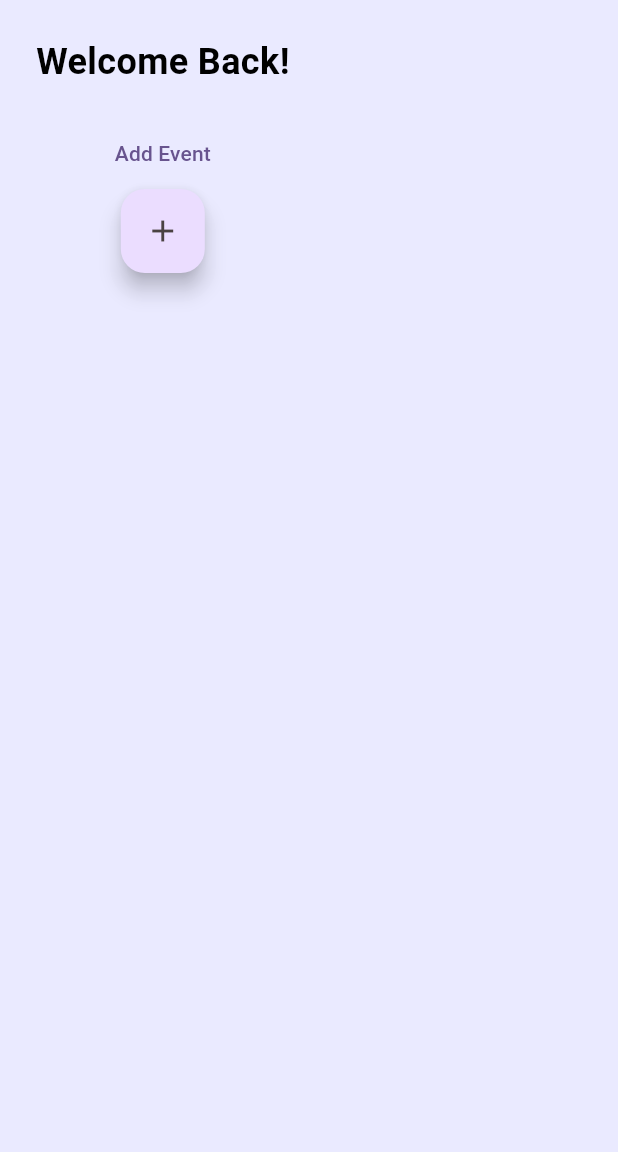
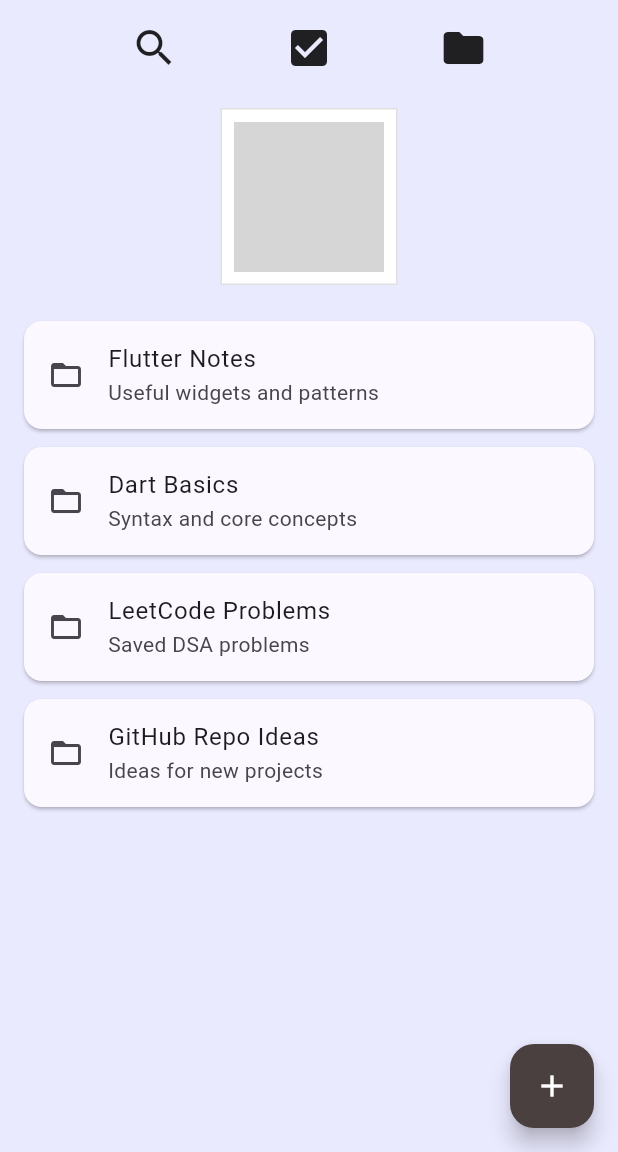
Before and after one commit to adityaphadatare45/Devtools, a Flutter app: the Homescreen screen opened directly, on a phone screen of 412 x 824 dp, the part 84-1236 px from its top. Run offline on Flutter 3.47's test engine with Material 3 defaults, Android fonts, the phone set to English and light mode, and no system bars; network calls fail; grey boxes are pictures that could not be loaded.

Commit message:
Home screen started

```diff
--- /dev/null
+++ b/devtools_options.yaml
@@ -0,0 +1,3 @@
+description: This file stores settings for Dart & Flutter DevTools.
+documentation: https://docs.flutter.dev/tools/devtools/extensions#configure-extension-enablement-states
+extensions:
--- a/lib/main.dart
+++ b/lib/main.dart
@@ -1,4 +1,5 @@
 import 'package:devtools/providers/auth_provider.dart';
+import 'package:devtools/screens/homescreen.dart';
 import 'package:flutter/material.dart';
 import 'package:devtools/screens/welcomescreen.dart';
 import 'package:provider/provider.dart';
--- a/lib/screens/homescreen.dart
+++ b/lib/screens/homescreen.dart
@@ -1,60 +1,101 @@
 import 'package:flutter/material.dart';
 
-class Homescreen extends StatefulWidget{
+class Homescreen extends StatefulWidget {
   const Homescreen({super.key});
 
   @override
-  State<StatefulWidget> createState()=> HomescreenPage();
+  State<Homescreen> createState() => HomescreenPage();
+}
 
-}
- class HomescreenPage extends State<Homescreen>{
+class HomescreenPage extends State<Homescreen> {
+
+  final List<Map<String, String>> folderItems = [
+    {'title': 'Flutter Notes', 'description': 'Useful widgets and patterns'},
+    {'title': 'Dart Basics', 'description': 'Syntax and core concepts'},
+    {'title': 'LeetCode Problems', 'description': 'Saved DSA problems'},
+    {'title': 'GitHub Repo Ideas', 'description': 'Ideas for new projects'},
+  ];
 
   @override
   Widget build(BuildContext context) {
-    // TODO: implement build
-   return Scaffold(
-    backgroundColor: const Color(0xECE8E8FF),
-    appBar: AppBar(
+    return Scaffold(
+      backgroundColor: const Color(0xFFECE8E8FF),
+      appBar: AppBar(
         backgroundColor: const Color(0xFF4A4040),
         leading: const Icon(Icons.menu, color: Colors.white),
-        title: const Text('DevTools',
-         style: TextStyle(
-          color: Colors.white
-          )
+        title: const Text(
+          'DevTools',
+          style: TextStyle(color: Colors.white),
         ),
         centerTitle: true,
         elevation: 0,
       ),
-      body: Padding(
-        padding: const EdgeInsets.all(24),
+      body: SingleChildScrollView(
+        padding: const EdgeInsets.all(16.0),
         child: Column(
-          crossAxisAlignment: CrossAxisAlignment.center,
           children: [
-            Text('Welcome Back!',
-            style: TextStyle(
-             color: Colors.black,
-             fontSize: 24,
-             fontWeight: FontWeight.bold,
+            // Top Icon Row
+            Row(
+              mainAxisAlignment: MainAxisAlignment.spaceEvenly,
+              children: const [
+                Icon(Icons.search, size: 32),
+                Icon(Icons.check_box, size: 32),
+                Icon(Icons.folder, size: 32),
+              ],
+            ),
+            const SizedBox(height: 16),
 
+            // GitHub Contribution Chart
+            Container(
+              margin: const EdgeInsets.symmetric(vertical: 8),
+              padding: const EdgeInsets.all(8),
+              decoration: BoxDecoration(
+                border: Border.all(color: Colors.black12),
+                color: Colors.white,
+              ),
+              child: Image.network(
+                'https://ghchart.rshah.org/adityaphadatare45',
+                height: 100,
+                fit: BoxFit.cover,
+              ),
             ),
+            const SizedBox(height: 16),
+
+            // Folder Items List
+            ListView.builder(
+              shrinkWrap: true,
+              physics: const NeverScrollableScrollPhysics(),
+              itemCount: folderItems.length,
+              itemBuilder: (context, index) {
+                final item = folderItems[index];
+                return Card(
+                  color: const Color(0xFFFCF8FF),
+                  margin: const EdgeInsets.only(bottom: 12),
+                  child: ListTile(
+                    leading: const Icon(Icons.folder_open),
+                    title: Text(item['title'] ?? ''),
+                    subtitle: Text(item['description'] ?? ''),
+                    onTap: () {
+                      // Open folder detail
+                    },
+                  ),
+                );
+              },
             ),
-            const SizedBox(height: 20),
-            TextButton(
-              onPressed: (){},
-              child: Text("Add Event"),
-              ),
-              FloatingActionButton(
-              onPressed: (){
 
-              },
-              foregroundColor: Color.fromRGBO(74, 66,66, 100),
-              child: const Icon(Icons.add),
-
-            ),
+            const SizedBox(height: 80), // spacing for FAB
           ],
         ),
       ),
+
+      // Floating Action Button
+      floatingActionButton: FloatingActionButton(
+        backgroundColor: const Color(0xFF4A4040),
+        onPressed: () {
+          // Add action
+        },
+        child: const Icon(Icons.add, color: Colors.white),
+      ),
     );
   }
-
- }
+}
```
